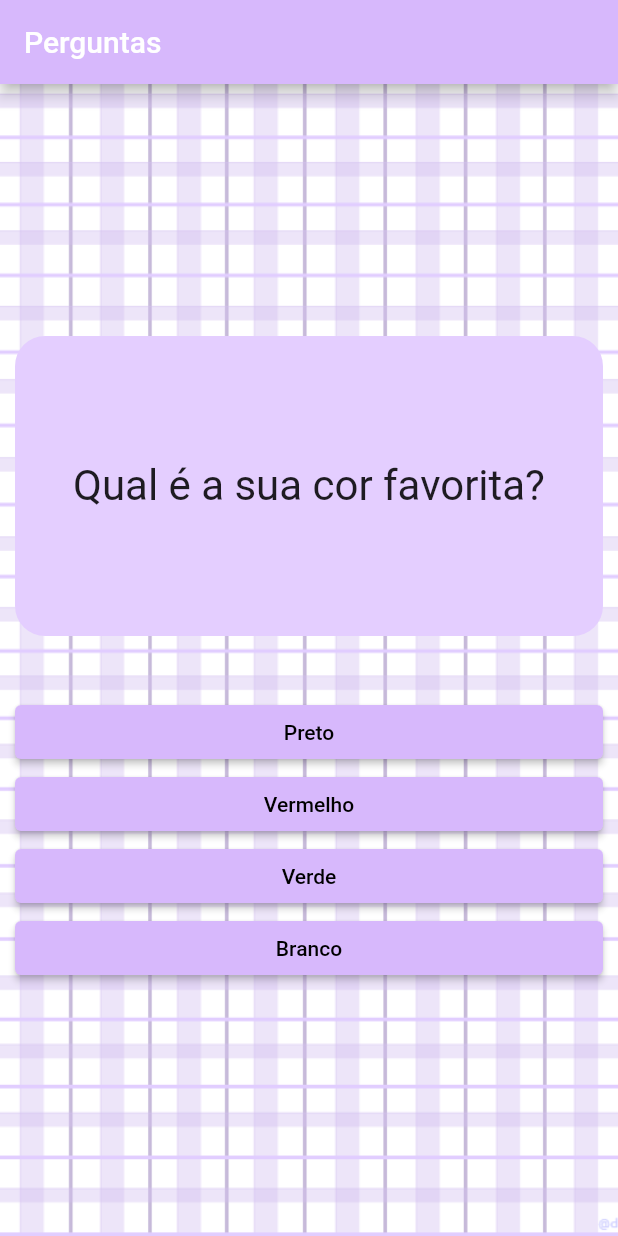
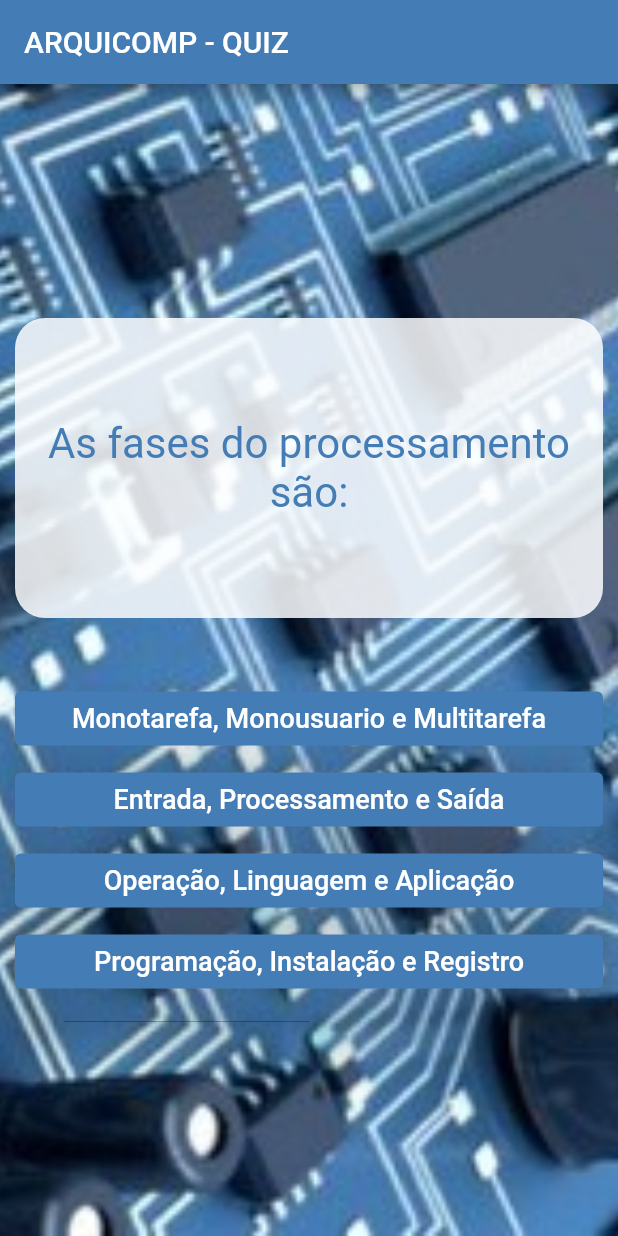
Before and after one commit to AnaTorres61/Flutter_Study, a Flutter app: the screen it shows after launch, on a phone screen of 412 x 824 dp. Run offline on Flutter 3.47's test engine with Material 2 defaults, Android fonts, the phone set to English and light mode, and no system bars.

Commit message:
Reiniciando Questionario

```diff
--- a/questions_project/lib/main.dart
+++ b/questions_project/lib/main.dart
@@ -10,30 +10,29 @@ class _PerguntaAppState extends State<PerguntaApp> {
 
   final /*List<Map<String,Object>>*/ _perguntas = const [
     {
-      'texto': 'Qual é a sua cor favorita?',
+      'texto': 'As fases do processamento são: ',
       'respostas': [
-        {'texto': 'Preto', 'pontuação': 10},
-        {'texto': 'Vermelho', 'pontuação': 5},
-        {'texto': 'Verde', 'pontuação': 3},
-        {'texto': 'Branco', 'pontuação': 1},
+        {'texto': 'Monotarefa, Monousuario e Multitarefa', 'pontuacao': 0},
+        {'texto': 'Entrada, Processamento e Saída', 'pontuacao': 33},
+        {'texto': 'Operação, Linguagem e Aplicação', 'pontuacao': 0},
+        {'texto': 'Programação, Instalação e Registro', 'pontuacao': 0},
       ]
     },
     {
-      'texto': 'Qual é o seu animal favorito?',
+      'texto': 'O que não é uma das 4 fuções principais do computador?',
       'respostas': [
-        {'texto': 'Coelho', 'pontuação': 10},
-        {'texto': 'Cobra', 'pontuação': 5},
-        {'texto': 'Elefante', 'pontuação': 3},
-        {'texto': 'Leão', 'pontuação': 1},
+        {'texto': 'Processamento de Dados', 'pontuacao': 0},
+        {'texto': 'Armazenamento de Dados', 'pontuacao': 0},
+        {'texto': 'Compilação de código', 'pontuacao': 33},
+        {'texto': 'Movimentação de Dados', 'pontuacao': 0},
+        {'texto': 'Controle', 'pontuacao': 0},
       ],
     },
     {
-      'texto': 'Qual o seu instrutor favorito?',
+      'texto': 'Processadores RISC executam instruções com menos rapidez do os processadores CISC?',
       'respostas': [
-        {'texto': 'Maria', 'pontuação': 10},
-        {'texto': 'João', 'pontuação': 5},
-        {'texto': 'Leo', 'pontuação': 3},
-        {'texto': 'Pedro', 'pontuação': 1},
+        {'texto': 'Sim', 'pontuacao': 0},
+        {'texto': 'Não', 'pontuacao': 34},
       ],
     }
   ];
@@ -45,7 +44,13 @@ class _PerguntaAppState extends State<PerguntaApp> {
         _pontuacaoTotal += pontuacao;
       });
     }
-    print(_pontuacaoTotal);
+  }
+
+  void _reiniciarQuestionario() {
+    setState(() {
+      _perguntaSelecionada = 0;
+      _pontuacaoTotal = 0;
+    });
   }
 
   bool get temPerguntaSelecionada {
@@ -54,23 +59,27 @@ class _PerguntaAppState extends State<PerguntaApp> {
 
   @override
   Widget build(BuildContext context) {
-    // for (String textoResp in respostas) {
-    //   widgets.add(Resposta(textoResp, _responder));
-    // }
-
     return MaterialApp(
       home: Scaffold(
         appBar: AppBar(
-          title: Text('Perguntas'),
-          backgroundColor: Color.fromARGB(255, 215, 184, 252),
+          title: Text('ARQUICOMP - QUIZ'),
+          backgroundColor: Color.fromARGB(255, 68, 125, 181),
         ),
-        body: temPerguntaSelecionada
+        body: Container(
+            decoration: BoxDecoration(
+              image: DecorationImage(
+                image: AssetImage('images/wallpaper.jpg'),
+                fit: BoxFit.cover,
+              ),
+            ),
+            child: temPerguntaSelecionada
             ? Questionario(
                 perguntas: _perguntas,
                 perguntaSelecionada: _perguntaSelecionada,
                 quandoResponder: _responder,
               )
-            : Resultado(_pontuacaoTotal),
+            : Resultado(_pontuacaoTotal,_reiniciarQuestionario),
+          ),
       ),
     );
   }
--- a/questions_project/lib/questao.dart
+++ b/questions_project/lib/questao.dart
@@ -14,12 +14,15 @@ class Questao extends StatelessWidget {
       margin: EdgeInsets.fromLTRB(10.0, 0.0, 10.0, 40.0),
       alignment: Alignment.center,
       decoration: BoxDecoration(
-        color: Color.fromARGB(255, 228, 206, 255),
+        color: Color.fromARGB(216, 253, 254, 255),
         borderRadius: BorderRadius.circular(20)
       ),
       child: Text(
         texto,
-        style: TextStyle(fontSize: 28),
+        style: TextStyle(
+          fontSize: 28,
+          color: Color.fromARGB(255, 68, 125, 181),
+        ),
         textAlign: TextAlign.center,
       ),
     );
--- a/questions_project/lib/questionario.dart
+++ b/questions_project/lib/questionario.dart
@@ -23,14 +23,7 @@ class Questionario extends StatelessWidget {
         ? perguntas[perguntaSelecionada].cast()['respostas']
         : [];
 
-    return Container(
-      decoration: BoxDecoration(
-        image: DecorationImage(
-          image: AssetImage('images/background.png'),
-          fit: BoxFit.cover,
-        ),
-      ),
-      child: Column(
+    return Column(
       mainAxisAlignment: MainAxisAlignment.center,
       children: [
         Questao(perguntas[perguntaSelecionada]['texto'].toString()),
@@ -41,7 +34,6 @@ class Questionario extends StatelessWidget {
           );
         }).toList(),
       ],
-      ),
     );
   }
 }
--- a/questions_project/lib/resposta.dart
+++ b/questions_project/lib/resposta.dart
@@ -10,15 +10,16 @@ class Resposta extends StatelessWidget {
   Widget build(BuildContext context) {
     return Container(
       width: double.infinity,
-      margin: EdgeInsets.only(right: 10,left: 10),
+      margin: EdgeInsets.fromLTRB(10, 3, 10, 3),
       child: ElevatedButton(
         onPressed: onSelecao,
         child: Text(
           texto,
-          style: TextStyle(color: Color.fromARGB(255, 0, 0, 0)),
+          style: TextStyle(fontSize: 18),
         ),
         style: ElevatedButton.styleFrom(
-          backgroundColor: Color.fromARGB(255, 215, 184, 252),
+          backgroundColor: Color.fromARGB(255, 68, 125, 181),
+          elevation: 20,
         ),
       ),
     );
--- a/questions_project/pubspec.yaml
+++ b/questions_project/pubspec.yaml
@@ -60,7 +60,8 @@ flutter:
 
   # To add assets to your application, add an assets section, like this:
   assets:
-    - images/background.png
+    # - images/background.png
+    - images/wallpaper.jpg
 
   # An image asset can refer to one or more resolution-specific "variants", see
   # https://flutter.dev/assets-and-images/#resolution-aware
```
Also changed, not shown: questions_project/lib/resultado.dart (+40 -12 lines), questions_project/images/background.png (deleted), questions_project/images/wallpaper.jpg (added). Lines whose indentation alone changed are shown as unchanged.
